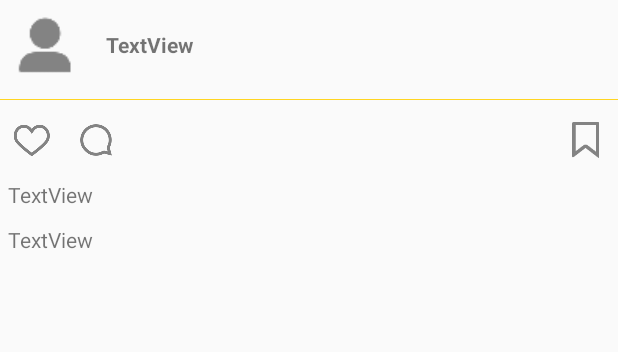
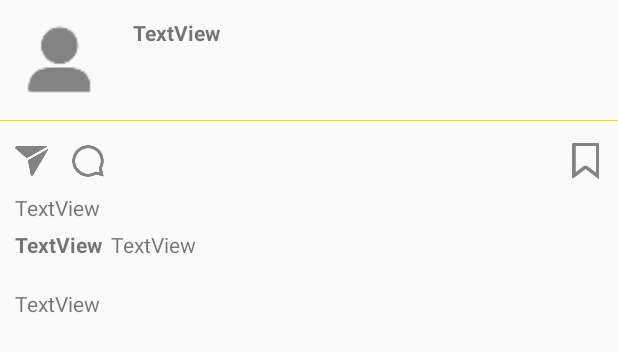
Before and after one commit to amyhgu/Parstagram, an Android app: the layout activity_details.xml on its own in the app's theme, with its tools: preview values and no code run, on a phone screen of 412 x 824 dp. Shown: the top 352 px of the screen. Run offline under Robolectric (Android 15) with nearby library versions, the phone set to English and light mode, and no system bars; plain views replace ParseImageView.

Commit message:
number of likes

```diff
--- a/app/src/main/java/me/amyhgu/parstagram/DetailsActivity.java
+++ b/app/src/main/java/me/amyhgu/parstagram/DetailsActivity.java
@@ -22,6 +22,8 @@ public class DetailsActivity extends AppCompatActivity {
     TextView tvUsername;
     TextView tvDescription;
     TextView tvTimestamp;
+    TextView tvCommentName;
+    TextView tvNumLikes;
     ImageView ivPicture;
     ImageView ivPropic;
     ImageView ivFavorite;
@@ -35,6 +37,8 @@ public class DetailsActivity extends AppCompatActivity {
         tvUsername = (TextView) findViewById(R.id.tvUsername);
         tvDescription = (TextView) findViewById(R.id.tvDescription);
         tvTimestamp = (TextView) findViewById(R.id.tvTimestamp);
+        tvCommentName = (TextView) findViewById(R.id.tvCommentName);
+        tvNumLikes = (TextView) findViewById(R.id.tvNumLikes);
         ivPicture = (ImageView) findViewById(R.id.ivPicture);
         ivPropic = (ImageView) findViewById(R.id.ivProfilePic);
         ivFavorite = (ImageView) findViewById(R.id.ivFavorite);
@@ -44,6 +48,8 @@ public class DetailsActivity extends AppCompatActivity {
         tvUsername.setText(post.getUser().getUsername());
         tvDescription.setText(post.getDescription());
         tvTimestamp.setText(post.getRelativeTimestamp());
+        tvCommentName.setText(post.getUser().getUsername());
+        tvNumLikes.setText(helper.getLikesString(post));
 
         Glide.with(DetailsActivity.this)
                 .load(post.getImage().getUrl())
--- a/app/src/main/java/me/amyhgu/parstagram/PostAdapter.java
+++ b/app/src/main/java/me/amyhgu/parstagram/PostAdapter.java
@@ -62,6 +62,7 @@ public class PostAdapter extends RecyclerView.Adapter<PostAdapter.ViewHolder> {
         holder.tvDescription.setText(post.getDescription());
         holder.tvCommentName.setText(post.getUser().getUsername());
         holder.tvTimestamp.setText(post.getRelativeTimestamp());
+        holder.tvNumLikes.setText(helper.getLikesString(post));
 
         helper.setHeartImage(post, holder.ivFavorite);
 
@@ -98,6 +99,7 @@ public class PostAdapter extends RecyclerView.Adapter<PostAdapter.ViewHolder> {
         TextView tvDescription;
         TextView tvCommentName;
         TextView tvTimestamp;
+        TextView tvNumLikes;
         private WeakReference<ClickListener> listenerRef;
 
         public ViewHolder(View itemView, ClickListener listener) {
@@ -107,6 +109,7 @@ public class PostAdapter extends RecyclerView.Adapter<PostAdapter.ViewHolder> {
             tvDescription = (TextView) itemView.findViewById(R.id.tvDescription);
             tvCommentName = (TextView) itemView.findViewById(R.id.tvCommentName);
             tvTimestamp = (TextView) itemView.findViewById(R.id.tvTimestamp);
+            tvNumLikes = (TextView) itemView.findViewById(R.id.tvNumLikes);
 
             ivPicture = (ImageView) itemView.findViewById(R.id.ivPicture);
             ivPropic = (ImageView) itemView.findViewById(R.id.ivProfilePic);
--- a/app/src/main/java/me/amyhgu/parstagram/PostHelper.java
+++ b/app/src/main/java/me/amyhgu/parstagram/PostHelper.java
@@ -44,4 +44,10 @@ public class PostHelper {
             ivHeart.setImageResource(R.drawable.ic_heart);
         }
     }
+
+    public String getLikesString(Post post) {
+        List faves = post.getUserFaves();
+        int numLikes = (faves == null) ? 0 : faves.size();
+        return String.format("%s likes", Integer.toString(numLikes));
+    }
 }
--- a/app/src/main/res/layout/activity_details.xml
+++ b/app/src/main/res/layout/activity_details.xml
@@ -21,9 +21,9 @@
                 android:layout_width="wrap_content"
                 android:layout_height="wrap_content"
                 android:layout_alignParentTop="true"
-                android:layout_marginLeft="10dp"
-                android:layout_marginTop="20dp"
-                android:layout_toEndOf="@+id/ivProfilePic"
+                android:layout_marginTop="12dp"
+                android:layout_toEndOf="@+id/tvCommentName"
+                android:layout_marginLeft="20dp"
                 android:text="TextView"
                 android:textStyle="bold" />
 
@@ -33,35 +33,29 @@
                 android:layout_height="wrap_content"
                 android:layout_alignParentStart="true"
                 android:layout_below="@+id/ivProfilePic"
+                android:layout_marginTop="10dp"
                 android:layout_marginBottom="5dp"
-                android:layout_marginTop="5dp"
                 app:srcCompat="@color/ig_yellow" />
 
             <TextView
-                android:id="@+id/tvDescription"
+                android:id="@+id/tvCommentName"
                 android:layout_width="wrap_content"
                 android:layout_height="wrap_content"
                 android:layout_alignParentStart="true"
-                android:layout_below="@+id/ivFavorite"
-                android:layout_margin="5dp"
-                android:text="TextView" />
-
-            <TextView
-                android:id="@+id/tvTimestamp"
-                android:layout_width="wrap_content"
-                android:layout_height="wrap_content"
-                android:layout_alignParentStart="true"
-                android:layout_below="@+id/tvDescription"
-                android:layout_margin="5dp"
-                android:text="TextView" />
+                android:layout_below="@+id/tvNumLikes"
+                android:layout_marginLeft="10dp"
+                android:layout_marginBottom="10dp"
+                android:text="TextView"
+                android:textStyle="bold" />
 
             <ImageView
                 android:id="@+id/ivProfilePic"
-                android:layout_width="50dp"
-                android:layout_height="50dp"
+                android:layout_width="60dp"
+                android:layout_height="60dp"
                 android:layout_alignParentStart="true"
                 android:layout_alignParentTop="true"
-                android:layout_margin="5dp"
+                android:layout_marginLeft="10dp"
+                android:layout_marginTop="10dp"
                 app:srcCompat="@drawable/ic_user_filled" />
 
             <ImageView
@@ -71,15 +65,15 @@
                 android:layout_alignParentStart="true"
                 android:layout_below="@+id/ivPicture"
                 android:layout_margin="5dp"
-                app:srcCompat="@drawable/ic_heart" />
+                app:srcCompat="@drawable/ic_direct_message_filled" />
 
             <ImageView
                 android:id="@+id/ivComment"
                 android:layout_width="wrap_content"
                 android:layout_height="wrap_content"
                 android:layout_below="@+id/ivPicture"
-                android:layout_centerVertical="true"
-                android:layout_margin="5dp"
+                android:layout_marginTop="5dp"
+                android:layout_marginBottom="5dp"
                 android:layout_toEndOf="@+id/ivFavorite"
                 app:srcCompat="@drawable/ic_ufi_comment" />
 
@@ -89,9 +83,35 @@
                 android:layout_height="wrap_content"
                 android:layout_alignParentEnd="true"
                 android:layout_below="@+id/ivPicture"
-                android:layout_centerVertical="true"
                 android:layout_margin="5dp"
                 app:srcCompat="@drawable/ic_save" />
+
+            <TextView
+                android:id="@+id/tvDescription"
+                android:layout_width="wrap_content"
+                android:layout_height="wrap_content"
+                android:layout_toEndOf="@+id/tvCommentName"
+                android:layout_alignTop="@+id/tvCommentName"
+                android:layout_marginLeft="5dp"
+                android:text="TextView" />
+
+            <TextView
+                android:id="@+id/tvTimestamp"
+                android:layout_width="wrap_content"
+                android:layout_height="wrap_content"
+                android:layout_margin="10dp"
+                android:layout_below="@+id/tvCommentName"
+                android:text="TextView" />
+
+            <TextView
+                android:id="@+id/tvNumLikes"
+                android:layout_width="wrap_content"
+                android:layout_height="wrap_content"
+                android:layout_below="@+id/ivFavorite"
+                android:layout_marginLeft="10dp"
+                android:layout_marginBottom="5dp"
+                android:layout_alignParentStart="true"
+                android:text="TextView" />
         </RelativeLayout>
     </ScrollView>
 </RelativeLayout>
```
Also changed, not shown: app/src/main/res/layout/item_post.xml (+18 -5 lines).
